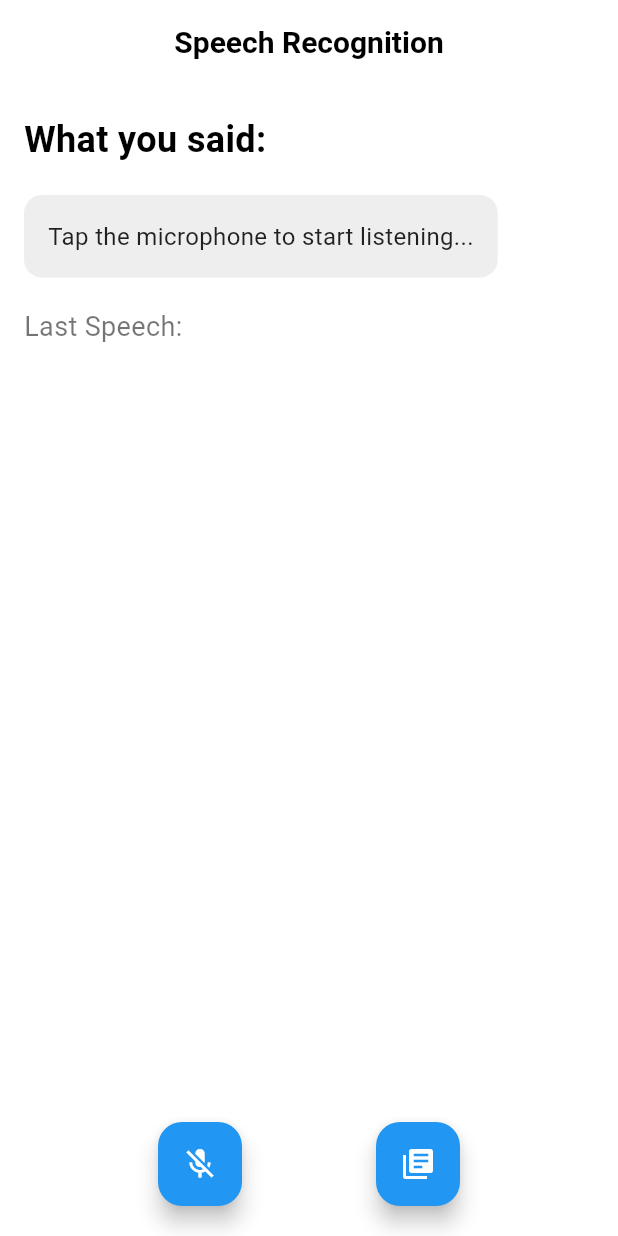
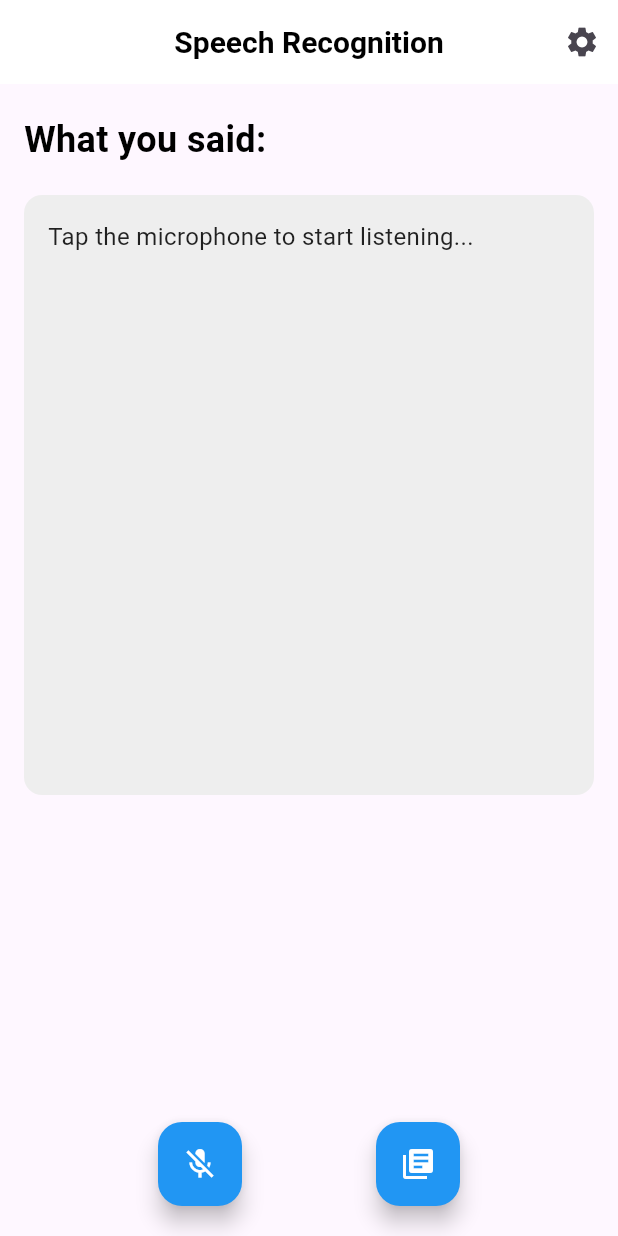
Before and after one commit to conman1005/ListenToSpeech, a Flutter app: the screen it shows after launch, on a phone screen of 412 x 824 dp. Run offline on Flutter 3.47's test engine with Material 3 defaults, Android fonts, the phone set to English and light mode, and no system bars; our stand-ins replace permission_handler, speech_to_text; missing offline and left inert: system_theme; Roboto replaces fonts that are missing (San Francisco).

Commit message:
dark theme added, settings navigation, slight ui update

```diff
--- a/App/lib/main.dart
+++ b/App/lib/main.dart
@@ -21,18 +21,22 @@ class MyApp extends StatelessWidget {
 
   @override
   Widget build(BuildContext context) {
+    return ValueListenableBuilder<ThemeMode>(
+      valueListenable: themeNotifier,
+      builder: (_, ThemeMode currentMode, __) {
         return MaterialApp(
           debugShowCheckedModeBanner: false,
-      theme: ThemeData(
-        brightness: Brightness.light,
-        primarySwatch: Colors.blue,
-        scaffoldBackgroundColor: Colors.white,
-        fontFamily: 'San Francisco', // Mimics Apple UI
-      ),
+          theme: ThemeData.light(),
+          darkTheme: ThemeData.dark(),
+          themeMode: currentMode,
           home: const Home(),
           routes: <String, WidgetBuilder>{
+            "/settings": (BuildContext context) =>
+                SettingsPage(themeNotifier: themeNotifier),
             "/main": (BuildContext context) => const MyCounter(),
             "/pastSpeeches": (BuildContext context) => const MySpeeches(),
+          },
+        );
       },
     );
   }
@@ -149,6 +153,14 @@ class _MyCounterState extends State<MyCounter> {
           ),
         ),
         centerTitle: true,
+        actions: [
+          IconButton(
+            icon: const Icon(Icons.settings),
+            onPressed: () {
+              Navigator.pushNamed(context, '/settings');
+            },
+          ),
+        ],
       ),
       body: Padding(
         padding: const EdgeInsets.symmetric(horizontal: 16, vertical: 20),
@@ -165,13 +177,21 @@ class _MyCounterState extends State<MyCounter> {
             ),
             const SizedBox(height: 20),
             Container(
-              padding: const EdgeInsets.all(16),
+              constraints: const BoxConstraints(
+                minHeight: 400,
+                maxHeight: 400, // Stable height for the box
+              ),
+              width: double.infinity, // Ensure it takes the full width
               decoration: BoxDecoration(
                 color: Colors.grey.shade200,
                 borderRadius: BorderRadius.circular(12),
               ),
+              child: SingleChildScrollView(
+                padding: const EdgeInsets.all(16),
                 child: Text(
-                _speechToText.isListening
+                  _lastWords.isNotEmpty
+                      ? _lastWords // Show the recognized speech
+                      : _speechToText.isListening
                           ? 'Listening...'
                           : _speechEnabled
                               ? 'Tap the microphone to start listening...'
@@ -179,14 +199,8 @@ class _MyCounterState extends State<MyCounter> {
                   style: const TextStyle(fontSize: 16, color: Colors.black87),
                 ),
               ),
+            ),
             const SizedBox(height: 20),
-            Text(
-              'Last Speech: $_lastWords',
-              style: const TextStyle(
-                fontSize: 18,
-                color: Colors.black54,
-              ),
-            ),
             const Spacer(),
             Row(
               mainAxisAlignment: MainAxisAlignment.spaceEvenly,
```
Lines whose indentation alone changed are shown as unchanged.
